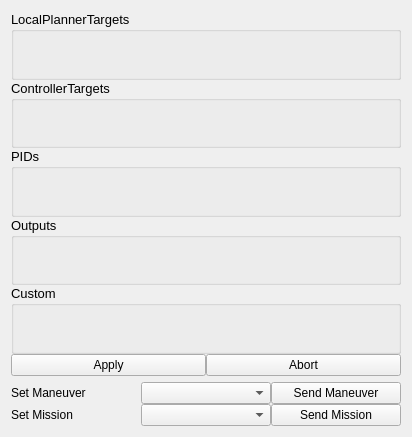
Above: src/ground_station/src/Widgets/forms/WidgetManeuverPlanner.ui from theilem/uavEE before the change. Below: the same form after it.
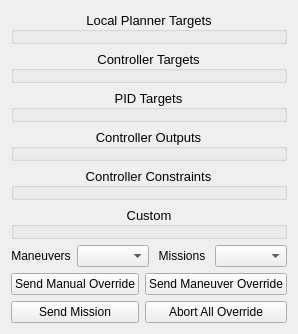
That is the form after the change.

Commit message: Added override framework for controller constraints.

The edit to the form file:
```diff
--- a/src/ground_station/src/Widgets/forms/WidgetManeuverPlanner.ui
+++ b/src/ground_station/src/Widgets/forms/WidgetManeuverPlanner.ui
@@ -6,8 +6,8 @@
    <rect>
     <x>0</x>
     <y>0</y>
-    <width>412</width>
-    <height>437</height>
+    <width>248</width>
+    <height>286</height>
    </rect>
   </property>
   <property name="sizePolicy">
@@ -19,60 +19,11 @@
   <property name="windowTitle">
    <string>Form</string>
   </property>
-  <layout class="QGridLayout" name="gridLayout">
-   <item row="1" column="0">
-    <layout class="QGridLayout" name="gridLayout_5">
-     <property name="spacing">
-      <number>0</number>
-     </property>
-     <item row="1" column="1">
-      <widget class="QComboBox" name="missionOptions">
-       <property name="sizePolicy">
-        <sizepolicy hsizetype="Minimum" vsizetype="Fixed">
-         <horstretch>0</horstretch>
-         <verstretch>0</verstretch>
-        </sizepolicy>
-       </property>
-      </widget>
-     </item>
-     <item row="1" column="2">
-      <widget class="QPushButton" name="sendMission">
-       <property name="text">
-        <string>Send Mission</string>
-       </property>
-      </widget>
-     </item>
-     <item row="1" column="0">
-      <widget class="QLabel" name="missionLabel">
-       <property name="text">
-        <string>Set Mission</string>
-       </property>
-      </widget>
-     </item>
-     <item row="0" column="2">
-      <widget class="QPushButton" name="sendManeuver">
-       <property name="text">
-        <string>Send Maneuver</string>
-       </property>
-      </widget>
-     </item>
-     <item row="0" column="1">
-      <widget class="QComboBox" name="maneuverOptions"/>
-     </item>
+  <layout class="QGridLayout" name="gridLayout_2">
      <item row="0" column="0">
-      <widget class="QLabel" name="maneuverLabel">
-       <property name="text">
-        <string>Set Maneuver</string>
-       </property>
-      </widget>
-     </item>
-    </layout>
-   </item>
-   <item row="0" column="0">
-    <layout class="QVBoxLayout" name="verticalLayout_3">
-     <property name="spacing">
-      <number>0</number>
-     </property>
+    <layout class="QVBoxLayout" name="verticalLayout">
+     <item>
+      <layout class="QVBoxLayout" name="verticalLayout_2">
      <item>
       <widget class="QGroupBox" name="localPlannerGroup">
        <property name="font">
@@ -81,7 +32,10 @@
         </font>
        </property>
        <property name="title">
-        <string>LocalPlannerTargets</string>
+          <string>Local Planner Targets</string>
+         </property>
+         <property name="alignment">
+          <set>Qt::AlignCenter</set>
        </property>
       </widget>
      </item>
@@ -93,7 +47,10 @@
         </font>
        </property>
        <property name="title">
-        <string>ControllerTargets</string>
+          <string>Controller Targets</string>
+         </property>
+         <property name="alignment">
+          <set>Qt::AlignCenter</set>
        </property>
       </widget>
      </item>
@@ -105,7 +62,10 @@
         </font>
        </property>
        <property name="title">
-        <string>PIDs</string>
+          <string>PID Targets</string>
+         </property>
+         <property name="alignment">
+          <set>Qt::AlignCenter</set>
        </property>
       </widget>
      </item>
@@ -117,7 +77,25 @@
         </font>
        </property>
        <property name="title">
-        <string>Outputs</string>
+          <string>Controller Outputs</string>
+         </property>
+         <property name="alignment">
+          <set>Qt::AlignCenter</set>
+         </property>
+        </widget>
+       </item>
+       <item>
+        <widget class="QGroupBox" name="constraintsGroup">
+         <property name="font">
+          <font>
+           <pointsize>10</pointsize>
+          </font>
+         </property>
+         <property name="title">
+          <string>Controller Constraints</string>
+         </property>
+         <property name="alignment">
+          <set>Qt::AlignCenter</set>
        </property>
       </widget>
      </item>
@@ -131,21 +109,77 @@
        <property name="title">
         <string>Custom</string>
        </property>
-      </widget>
+         <property name="alignment">
+          <set>Qt::AlignCenter</set>
+         </property>
+        </widget>
+       </item>
+      </layout>
      </item>
      <item>
       <layout class="QHBoxLayout" name="horizontalLayout">
        <item>
+        <widget class="QLabel" name="maneuverLabel">
+         <property name="text">
+          <string>Maneuvers</string>
+         </property>
+         <property name="alignment">
+          <set>Qt::AlignCenter</set>
+         </property>
+        </widget>
+       </item>
+       <item>
+        <widget class="QComboBox" name="maneuverOptions"/>
+       </item>
+       <item>
+        <widget class="QLabel" name="missionLabel">
+         <property name="text">
+          <string>Missions</string>
+         </property>
+         <property name="alignment">
+          <set>Qt::AlignCenter</set>
+         </property>
+        </widget>
+       </item>
+       <item>
+        <widget class="QComboBox" name="missionOptions">
+         <property name="sizePolicy">
+          <sizepolicy hsizetype="Minimum" vsizetype="Fixed">
+           <horstretch>0</horstretch>
+           <verstretch>0</verstretch>
+          </sizepolicy>
+         </property>
+        </widget>
+       </item>
+      </layout>
+     </item>
+     <item>
+      <layout class="QGridLayout" name="gridLayout">
+       <item row="0" column="0">
         <widget class="QPushButton" name="apply">
          <property name="text">
-          <string>Apply</string>
+          <string>Send Manual Override</string>
          </property>
         </widget>
        </item>
-       <item>
+       <item row="0" column="1">
+        <widget class="QPushButton" name="sendManeuver">
+         <property name="text">
+          <string>Send Maneuver Override</string>
+         </property>
+        </widget>
+       </item>
+       <item row="1" column="0">
+        <widget class="QPushButton" name="sendMission">
+         <property name="text">
+          <string>Send Mission</string>
+         </property>
+        </widget>
+       </item>
+       <item row="1" column="1">
         <widget class="QPushButton" name="abort">
          <property name="text">
-          <string>Abort</string>
+          <string>Abort All Override</string>
          </property>
         </widget>
        </item>
```
Lines whose indentation alone changed are shown as unchanged. The commit also changes 5 other files.
